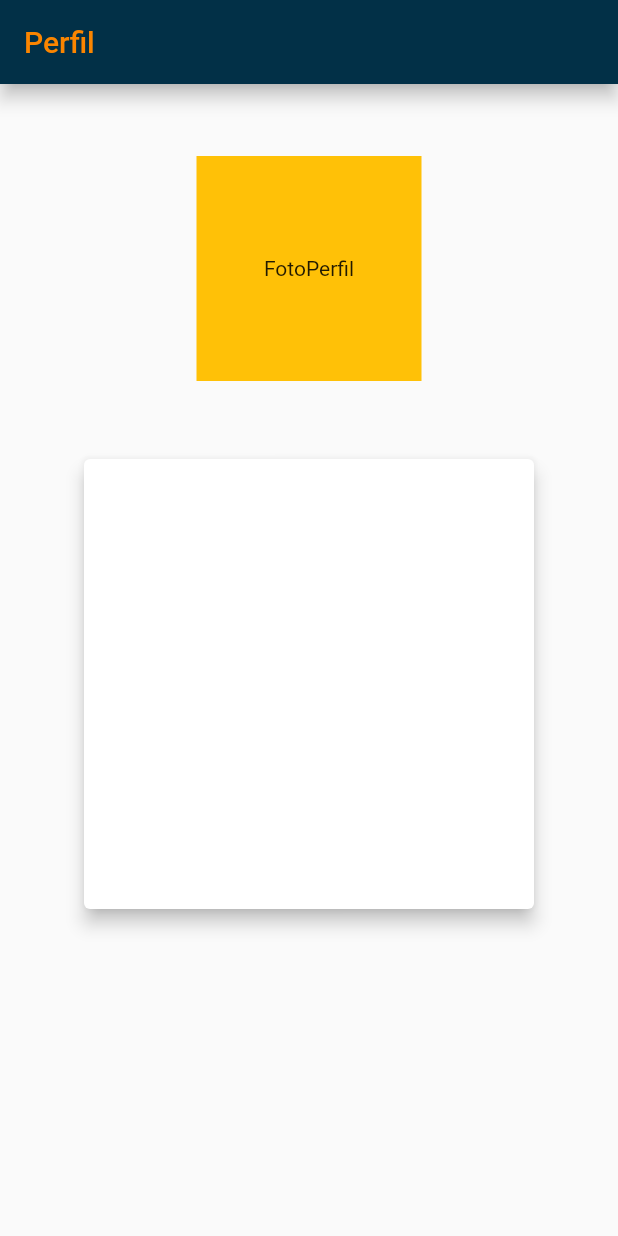
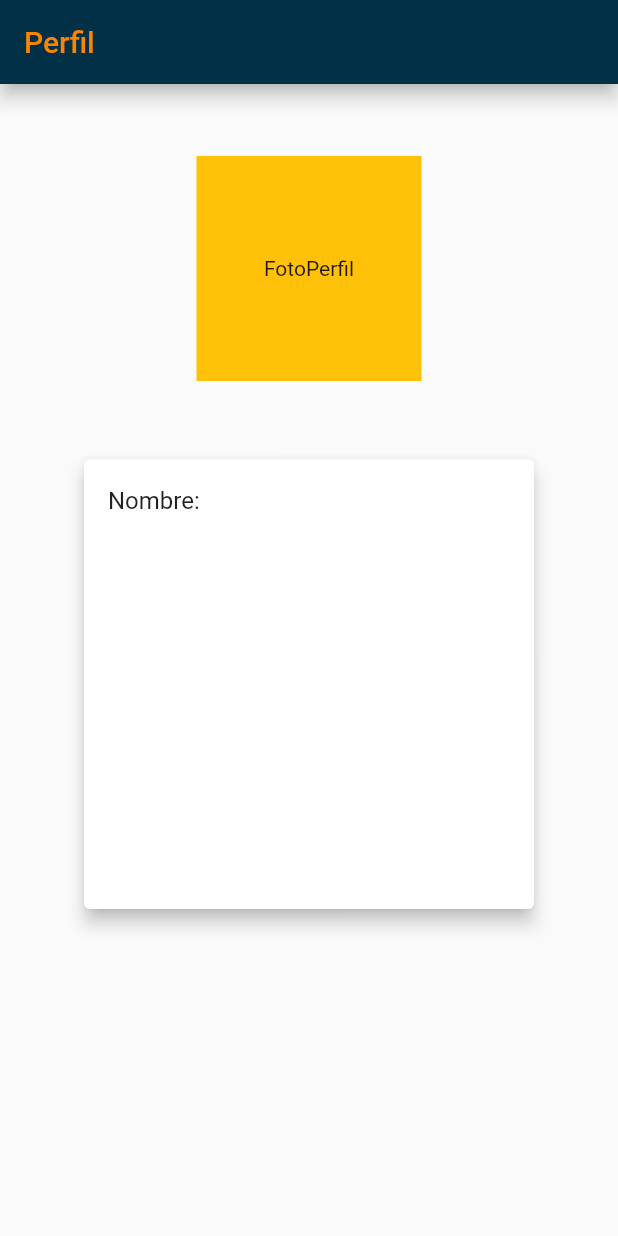
Before and after one commit to Alebm/ptw, a Flutter app: the screen it shows after launch, on a phone screen of 412 x 824 dp. Run offline on Flutter 3.47's test engine with Material 2 defaults, Android fonts, the light colour scheme and no system bars.

Commit message:
haciendo perfil

```diff
--- a/lib/Pages/Person.dart
+++ b/lib/Pages/Person.dart
@@ -51,6 +51,13 @@ class _personState extends State<person> {
       child: Container(
         height: 300,
         width: 300,
+        child: Column(
+          children: [
+            ListTile(
+              title: Text('Nombre:'),
+            )
+          ],
+        ),
       ),
     );
   }
```
